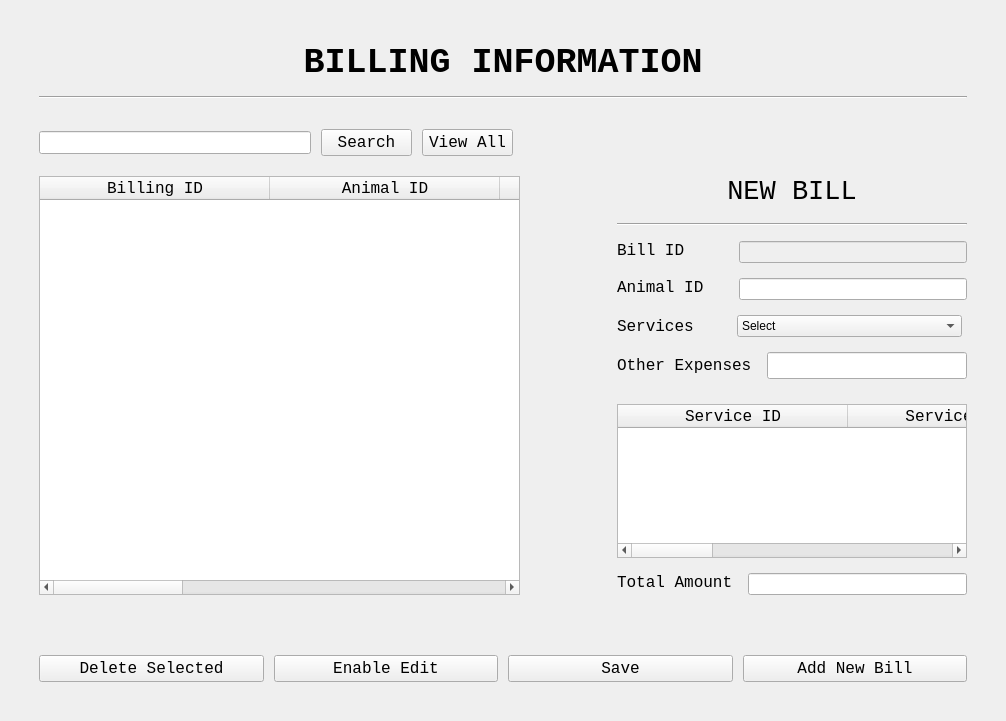
Old version of the form BillingUI.ui in the repository ASNaeem/Simple-VCMS.
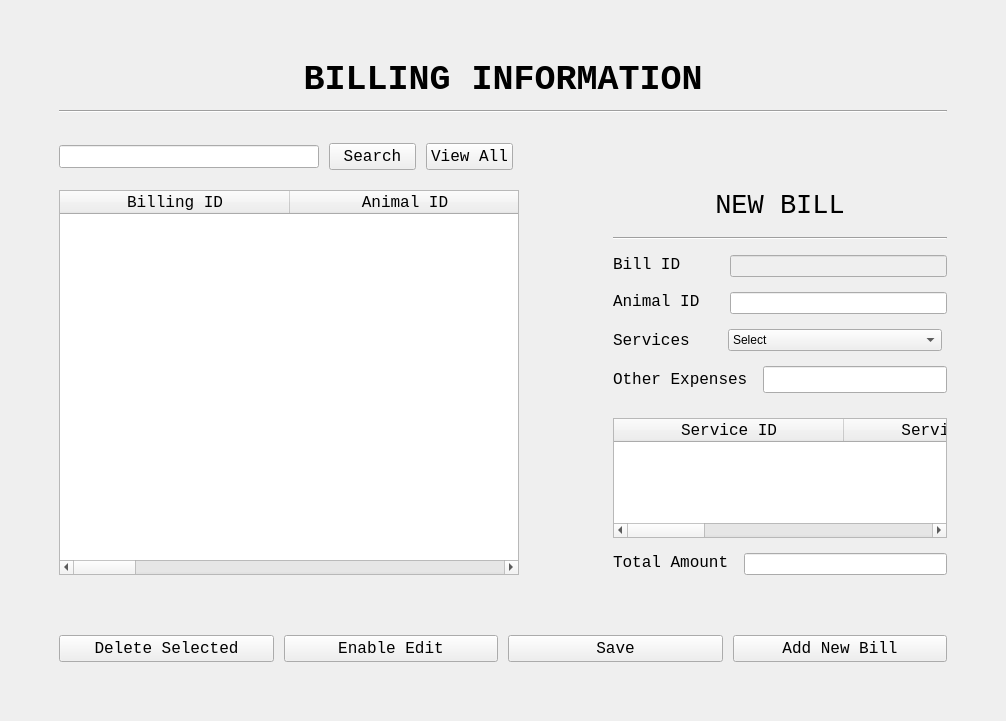
New version of the form.

Commit message: fixed some alignment and completed the expense UI

```diff
--- a/BillingUI.ui
+++ b/BillingUI.ui
@@ -16,21 +16,21 @@
   <widget class="QWidget" name="centralwidget">
    <layout class="QVBoxLayout" name="verticalLayout_2">
     <item>
-     <layout class="QVBoxLayout" name="verticalLayout_4" stretch="10,0,10,90,0,10">
+     <layout class="QVBoxLayout" name="verticalLayout_4" stretch="10,10,90,0,10">
       <property name="spacing">
        <number>10</number>
       </property>
       <property name="leftMargin">
-       <number>30</number>
+       <number>50</number>
       </property>
       <property name="topMargin">
-       <number>30</number>
+       <number>50</number>
       </property>
       <property name="rightMargin">
-       <number>30</number>
+       <number>50</number>
       </property>
       <property name="bottomMargin">
-       <number>30</number>
+       <number>50</number>
       </property>
       <item>
        <layout class="QVBoxLayout" name="verticalLayout">
@@ -52,14 +52,14 @@
           </property>
          </widget>
         </item>
-       </layout>
-      </item>
       <item>
        <widget class="Line" name="line">
         <property name="orientation">
          <enum>Qt::Horizontal</enum>
         </property>
        </widget>
+        </item>
+       </layout>
       </item>
       <item>
        <layout class="QHBoxLayout" name="horizontalLayout" stretch="30,10,10,50">
```
Lines whose indentation alone changed are shown as unchanged. The commit also changes 3 other files.
